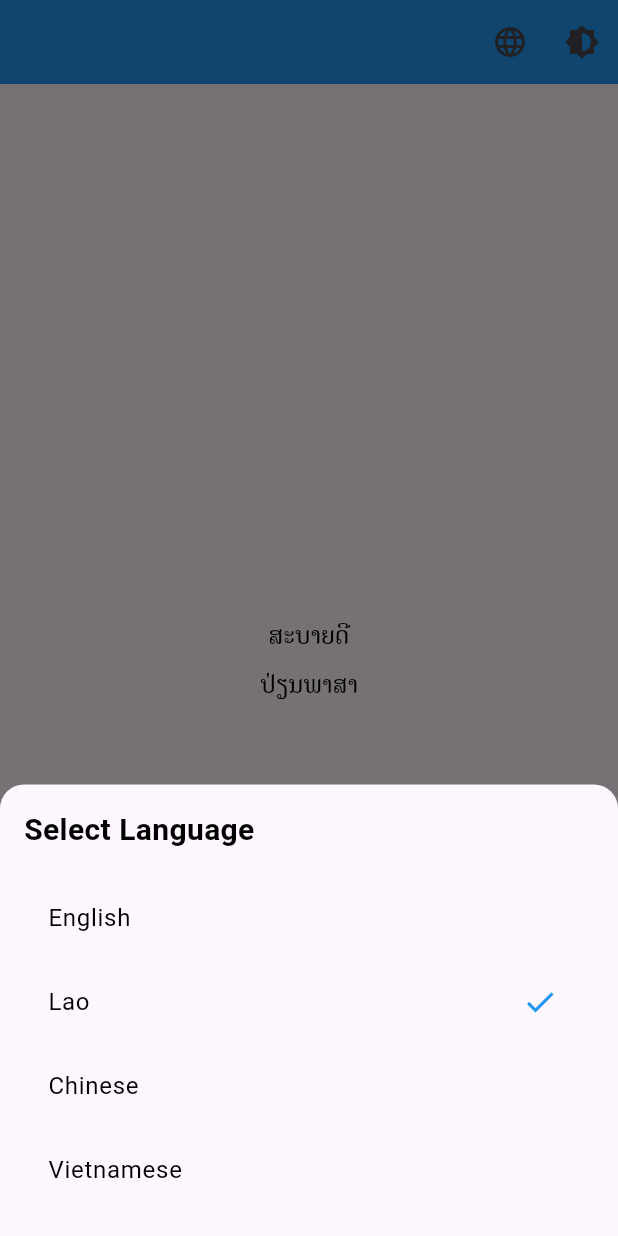
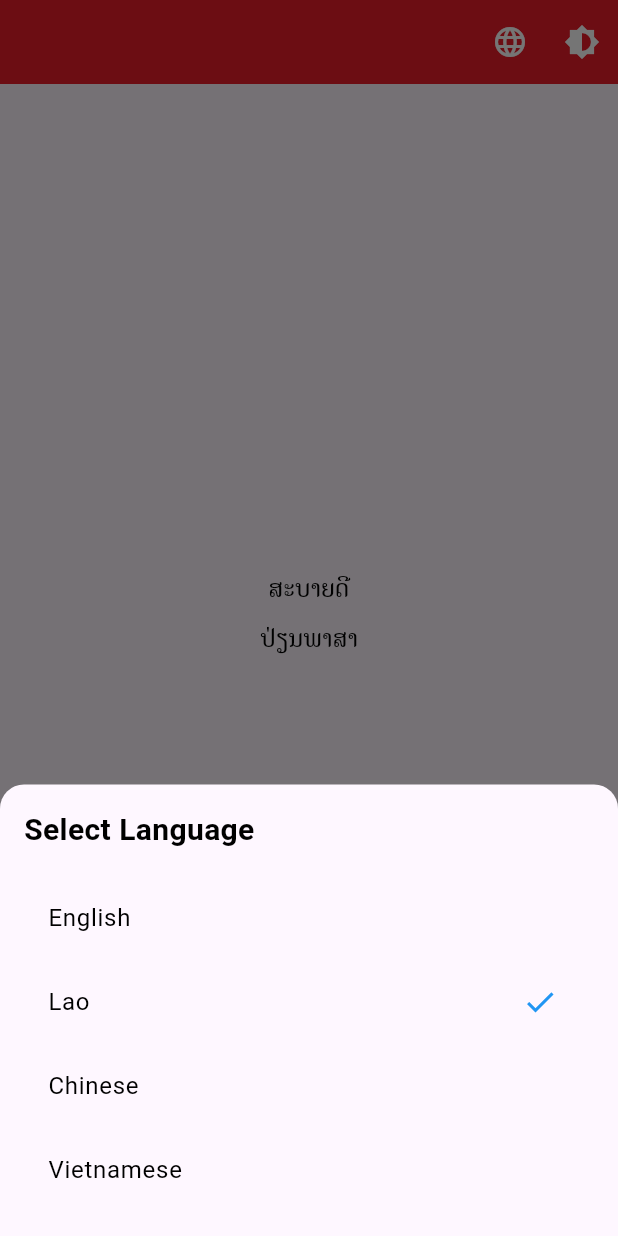
Before and after one commit to aoypsk8/super_app, a Flutter app: the screen it shows after launch, after a tap on the "language" icon, on a phone screen of 412 x 824 dp. Run offline on Flutter 3.47's test engine with Material 3 defaults, Android fonts, the phone set to English and light mode, and no system bars; our stand-ins replace flutter_svg, get, get_storage, google_fonts, sizer.

Commit message:
update change theme

```diff
--- a/assets/lang/en.json
+++ b/assets/lang/en.json
@@ -1,4 +1,9 @@
 {
   "hello": "Hello",
-  "change_language": "Change Language"
+  "change_language": "Change Language",
+  "nav_home": "Home",
+  "nav_service": "Services",
+  "nav_myqr": "My QR",
+  "nav_history": "History",
+  "nav_setting": "Setting"
 }
--- a/assets/lang/lo.json
+++ b/assets/lang/lo.json
@@ -1,4 +1,9 @@
 {
   "hello": "ສະບາຍດີ",
-  "change_language": "ປ່ຽນພາສາ"
+  "change_language": "ປ່ຽນພາສາ",
+  "nav_home": "ໜ້າຫຼັກ",
+  "nav_service": "ບໍລິການ",
+  "nav_myqr": "My QR",
+  "nav_history": "ປະຫວັດ",
+  "nav_setting": "ຕັ້ງຄ່າ"
 }
--- a/assets/lang/vi.json
+++ b/assets/lang/vi.json
@@ -1,4 +1,9 @@
 {
   "hello": "Xin chào",
-  "change_language": "Thay đổi ngôn ngữ"
+  "change_language": "Thay đổi ngôn ngữ",
+  "nav_home": "Home",
+  "nav_service": "Services",
+  "nav_myqr": "My QR",
+  "nav_history": "History",
+  "nav_setting": "Setting"
 }
--- a/assets/lang/zh.json
+++ b/assets/lang/zh.json
@@ -1,4 +1,9 @@
 {
   "hello": "你好",
-  "change_language": "更改语言"
+  "change_language": "更改语言",
+  "nav_home": "Home",
+  "nav_service": "Services",
+  "nav_myqr": "My QR",
+  "nav_history": "History",
+  "nav_setting": "Setting"
 }
--- /dev/null
+++ b/lib/app_routes.dart
@@ -0,0 +1,6 @@
+import 'package:get/get.dart';
+import 'package:super_app/home_screen.dart';
+
+class AppRoutes {
+  static final routes = [GetPage(name: '/', page: () => HomeScreen(), transition: Transition.downToUp)];
+}
--- a/lib/main.dart
+++ b/lib/main.dart
@@ -1,20 +1,22 @@
 import 'package:flutter/material.dart';
 import 'package:get/get.dart';
 import 'package:get_storage/get_storage.dart';
+import 'package:super_app/app_routes.dart';
 import 'package:super_app/services/language_service.dart';
 import 'package:super_app/services/theme_service.dart';
 import 'package:super_app/themes/dark_theme.dart';
 import 'package:super_app/themes/light_theme.dart';
 import 'package:super_app/translations.dart';
-import 'home_screen.dart';
+import 'package:super_app/views/main/bottom_nav.dart';
 
 void main() async {
   WidgetsFlutterBinding.ensureInitialized();
   await GetStorage.init();
+
+  // Initialize services
   final languageService = Get.put(LanguageService());
   await languageService.init();
-
-  await AppTranslations.loadTranslations(); // Initialize language service and set the default language
+  await AppTranslations.loadTranslations();
   Get.put(ThemeService());
 
   runApp(MyApp());
@@ -28,12 +30,14 @@ class MyApp extends StatelessWidget {
     return GetMaterialApp(
       debugShowCheckedModeBanner: false,
       translations: AppTranslations(),
-      locale: Get.find<LanguageService>().locale, // Listen for changes in the locale
+      locale: Get.find<LanguageService>().locale,
       fallbackLocale: const Locale('lo'),
       theme: lightTheme,
       darkTheme: darkTheme,
       themeMode: Get.find<ThemeService>().theme,
-      home: HomeScreen(),
+      initialRoute: '/',
+      getPages: AppRoutes.routes,
+      home: BottomNav(),
     );
   }
 }
--- a/lib/themes/dark_theme.dart
+++ b/lib/themes/dark_theme.dart
@@ -1,6 +1,20 @@
 import 'package:flutter/material.dart';
 
-final ThemeData darkTheme = ThemeData.dark().copyWith(
+final ThemeData darkTheme = ThemeData.light().copyWith(
   primaryColor: Colors.teal,
-  appBarTheme: AppBarTheme(color: Colors.teal),
+  appBarTheme: AppBarTheme(
+    color: const Color(0xFFFBD021),
+    iconTheme: const IconThemeData(color: Colors.black),
+  ),
+
+  colorScheme: const ColorScheme.light(
+    primary: Colors.black, // Active color
+  ),
+  unselectedWidgetColor: Colors.grey, // Inactive color
+
+  bottomNavigationBarTheme: BottomNavigationBarThemeData(
+    backgroundColor: const Color(0xFFFBD021),
+    selectedItemColor: Colors.teal,
+    unselectedItemColor: Colors.grey,
+  ),
 );
--- a/lib/themes/light_theme.dart
+++ b/lib/themes/light_theme.dart
@@ -1,6 +1,14 @@
 import 'package:flutter/material.dart';
 
 final ThemeData lightTheme = ThemeData.light().copyWith(
-  primaryColor: Colors.blue,
-  appBarTheme: AppBarTheme(color: Colors.blue),
+  primaryColor: const Color(0xFFEC1C29),
+  appBarTheme: AppBarTheme(
+    color: const Color(0xFFEC1C29),
+    iconTheme: const IconThemeData(color: Colors.white),
+  ),
+
+  colorScheme: const ColorScheme.light(
+    primary: Color(0xFFEC1C29), // Active color
+  ),
+  unselectedWidgetColor: Colors.grey, // Inactive color
 );
--- /dev/null
+++ b/lib/views/main/bottom_nav.dart
@@ -0,0 +1,83 @@
+import 'package:flutter/material.dart';
+import 'package:flutter_svg/flutter_svg.dart';
+import 'package:get/get.dart';
+import 'package:super_app/home_screen.dart';
+import 'package:super_app/widget/textfont.dart';
+
+class BottomNav extends StatefulWidget {
+  @override
+  _BottomNavState createState() => _BottomNavState();
+}
+
+class _BottomNavState extends State<BottomNav> {
+  int _currentIndex = 0;
+
+  final List<Map<String, dynamic>> _menuItems = [
+    {'icon': 'assets/icons/ic_home.svg', 'title': 'nav_home'},
+    {'icon': 'assets/icons/ic_box.svg', 'title': 'nav_service'},
+    {'icon': 'assets/icons/ic_myqr.svg', 'title': 'nav_myqr'},
+    {'icon': 'assets/icons/ic_history.svg', 'title': 'nav_history'},
+    {'icon': 'assets/icons/ic_setting.svg', 'title': 'nav_setting'},
+  ];
+
+  final List<Widget> _pages = [
+    HomeScreen(),
+    Center(child: TextFont(text: 'nav_service')),
+    Center(child: TextFont(text: 'nav_myqr')),
+    Center(child: TextFont(text: 'nav_history')),
+    Center(child: TextFont(text: 'nav_setting')),
+  ];
+
+  @override
+  Widget build(BuildContext context) {
+    // Get theme colors
+    final activeColor = Theme.of(context).colorScheme.primary; // Active color
+    final inactiveColor = Theme.of(context).unselectedWidgetColor; // Inactive color
+
+    return Scaffold(
+      body: _pages[_currentIndex],
+      bottomNavigationBar: Stack(
+        clipBehavior: Clip.none, // Allow the active indicator to overflow
+        children: [
+          // Active Indicator Positioned Above the BottomNavigationBar
+          Positioned(
+            top: -5, // Position the active indicator 5px above the BottomNavigationBar
+            left: MediaQuery.of(context).size.width / _menuItems.length * _currentIndex,
+            width: MediaQuery.of(context).size.width / _menuItems.length,
+            child: Container(
+              height: 5,
+              color: activeColor, // Active indicator color
+            ),
+          ),
+          // BottomNavigationBar
+          BottomNavigationBar(
+            currentIndex: _currentIndex,
+            onTap: (index) {
+              setState(() {
+                _currentIndex = index;
+              });
+            },
+            items: _menuItems.map((item) {
+              int index = _menuItems.indexOf(item);
+              bool isActive = _currentIndex == index;
+
+              return BottomNavigationBarItem(
+                icon: SvgPicture.asset(
+                  item['icon'],
+                  color: isActive ? activeColor : inactiveColor, // SVG icon color
+                ),
+                label: item['title'].toString().tr,
+                tooltip: '',
+              );
+            }).toList(),
+            selectedItemColor: activeColor, // Selected label color
+            unselectedItemColor: inactiveColor, // Unselected label color
+            showSelectedLabels: true,
+            showUnselectedLabels: true,
+            type: BottomNavigationBarType.fixed,
+          ),
+        ],
+      ),
+    );
+  }
+}
--- a/pubspec.yaml
+++ b/pubspec.yaml
@@ -15,6 +15,7 @@ dependencies:
   sizer: ^3.0.5
   get_storage: ^2.1.1
   google_fonts: ^6.2.1
+  flutter_svg: ^2.0.17
 
 dev_dependencies:
   flutter_test:
```
Also changed, not shown: assets/icons/ic_box.svg (added), assets/icons/ic_history.svg (added), assets/icons/ic_home.svg (added), assets/icons/ic_myqr.svg (added), assets/icons/ic_setting.svg (added), lib/views/settings/setting_screen.dart (added), pubspec.lock.
